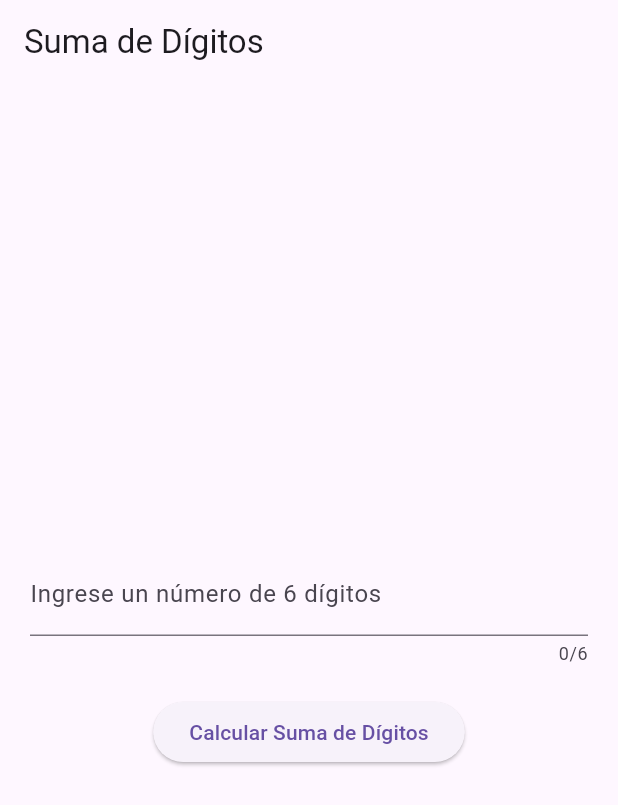
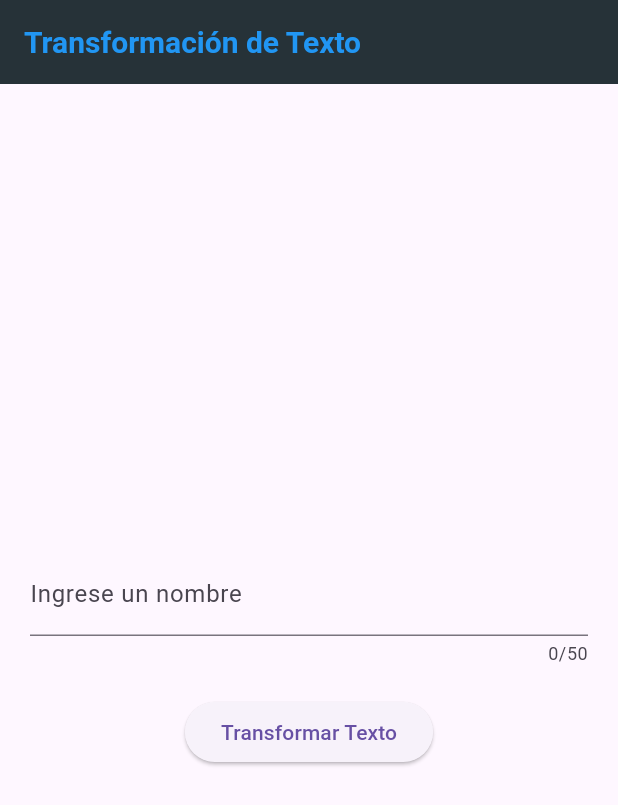
Before and after one commit to OmerJuve2023/appi_exam, a Flutter app: the screen it shows after launch, on a phone screen of 412 x 824 dp. Shown: the top 805 px of the screen. Run offline on Flutter 3.47's test engine with Material 3 defaults, Android fonts, the phone set to English and light mode, and no system bars.

Commit message:
Pregunta6AP.dart successful

```diff
--- a/lib/main.dart
+++ b/lib/main.dart
@@ -1,12 +1,13 @@
 import 'package:appi_exam/preguntas/Pregunta3AP.dart';
 import 'package:appi_exam/preguntas/Pregunta4AP.dart';
 import 'package:appi_exam/preguntas/Pregunta5AP.dart';
+import 'package:appi_exam/preguntas/Pregunta6AP.dart';
 import 'package:flutter/material.dart';
 
 void main() {
   runApp(
     MaterialApp(
-      home: Pregunta5AP(), //MyApp1, MyTextField, MyApp, MyButton
+      home: Pregunta6AP(), //MyApp1, MyTextField, MyApp, MyButton
     ),
   );
 }
--- a/lib/preguntas/Pregunta6AP.dart
+++ b/lib/preguntas/Pregunta6AP.dart
@@ -0,0 +1,88 @@
+import 'package:appi_exam/widgets/StyledText.dart';
+import 'package:flutter/material.dart';
+
+class Pregunta6AP extends StatelessWidget {
+  @override
+  Widget build(BuildContext context) {
+    return MaterialApp(
+      home: TextTransformationDemo(),
+    );
+  }
+}
+
+class TextTransformationDemo extends StatefulWidget {
+  @override
+  _TextTransformationDemoState createState() => _TextTransformationDemoState();
+}
+
+class _TextTransformationDemoState extends State<TextTransformationDemo> {
+  final TextEditingController _textController = TextEditingController();
+
+  @override
+  Widget build(BuildContext context) {
+    return Scaffold(
+      appBar: AppBar(
+        title: StyledText("Transformación de Texto"),
+        backgroundColor: Colors.blueGrey[900],
+      ),
+      body: Center(
+        child: Padding(
+          padding: const EdgeInsets.all(20.0),
+          child: Column(
+            mainAxisAlignment: MainAxisAlignment.center,
+            children: [
+              TextField(
+                controller: _textController,
+                decoration: InputDecoration(labelText: 'Ingrese un nombre'),
+                maxLength: 50,
+              ),
+              SizedBox(height: 20),
+              ElevatedButton(
+                onPressed: () {
+                  _transformText();
+                },
+                child: Text('Transformar Texto'),
+              ),
+            ],
+          ),
+        ),
+      ),
+    );
+  }
+
+  void _transformText() {
+    String inputText = _textController.text.trim();
+    if (inputText.isEmpty) {
+      _showAlertDialog('Error', 'Por favor ingrese un nombre.');
+      return;
+    }
+
+    String reversedText = inputText.split('').reversed.join();
+    String transformedText = reversedText.substring(0, 1).toUpperCase() +
+        reversedText.substring(1, reversedText.length - 1).toLowerCase() +
+        reversedText.substring(reversedText.length - 1).toUpperCase();
+
+    _showAlertDialog(
+        'Texto Transformado', 'Nombre transformado: $transformedText');
+  }
+
+  void _showAlertDialog(String title, String message) {
+    showDialog(
+      context: context,
+      builder: (BuildContext context) {
+        return AlertDialog(
+          title: Text(title),
+          content: Text(message),
+          actions: <Widget>[
+            TextButton(
+              onPressed: () {
+                Navigator.of(context).pop();
+              },
+              child: Text('Cerrar'),
+            ),
+          ],
+        );
+      },
+    );
+  }
+}
```
